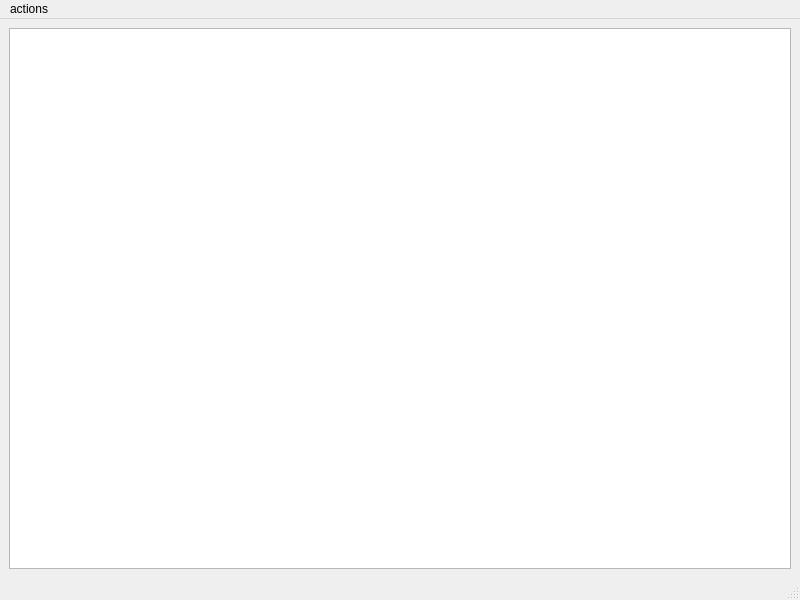
Above: examples/c++/memqtTest/mainwindow.ui from PLplot/PLplot before the change. Below: the same form after it.
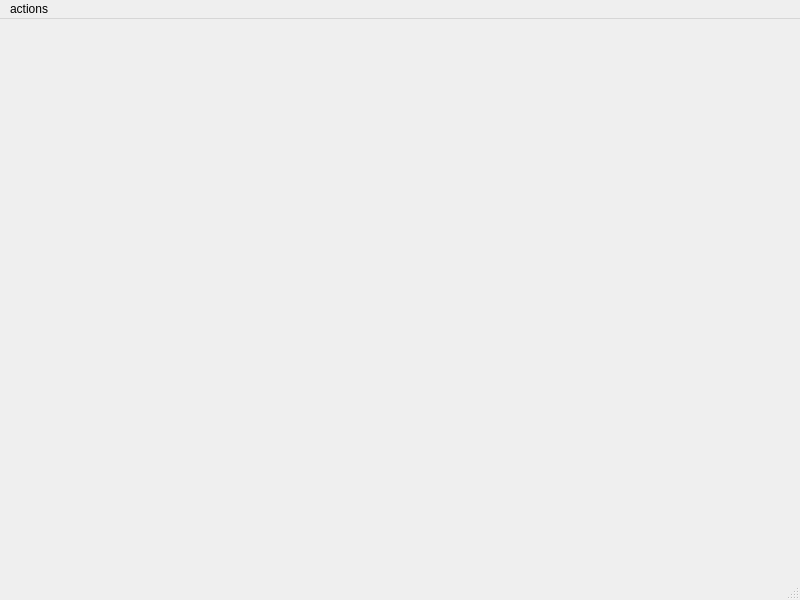
That is the form after the change.

Commit message: memqt_example: properly display semi-transparent results

```diff
--- a/examples/c++/memqtTest/mainwindow.ui
+++ b/examples/c++/memqtTest/mainwindow.ui
@@ -14,9 +14,37 @@
    <string>MainWindow</string>
   </property>
   <widget class="QWidget" name="centralwidget">
+   <property name="styleSheet">
+    <string notr="true">background-color: transparent;</string>
+   </property>
    <layout class="QGridLayout" name="gridLayout">
     <item row="0" column="0">
-     <widget class="QGraphicsView" name="graphicsView"/>
+     <widget class="QGraphicsView" name="graphicsView">
+      <property name="autoFillBackground">
+       <bool>true</bool>
+      </property>
+      <property name="styleSheet">
+       <string notr="true">background-color: transparent;</string>
+      </property>
+      <property name="backgroundBrush">
+       <brush brushstyle="NoBrush">
+        <color alpha="0">
+         <red>0</red>
+         <green>0</green>
+         <blue>0</blue>
+        </color>
+       </brush>
+      </property>
+      <property name="foregroundBrush">
+       <brush brushstyle="NoBrush">
+        <color alpha="0">
+         <red>0</red>
+         <green>0</green>
+         <blue>0</blue>
+        </color>
+       </brush>
+      </property>
+     </widget>
     </item>
    </layout>
   </widget>
```
Left out of the diff: 16 changed lines with no effect on the pictures. The commit also changes 2 other files.
